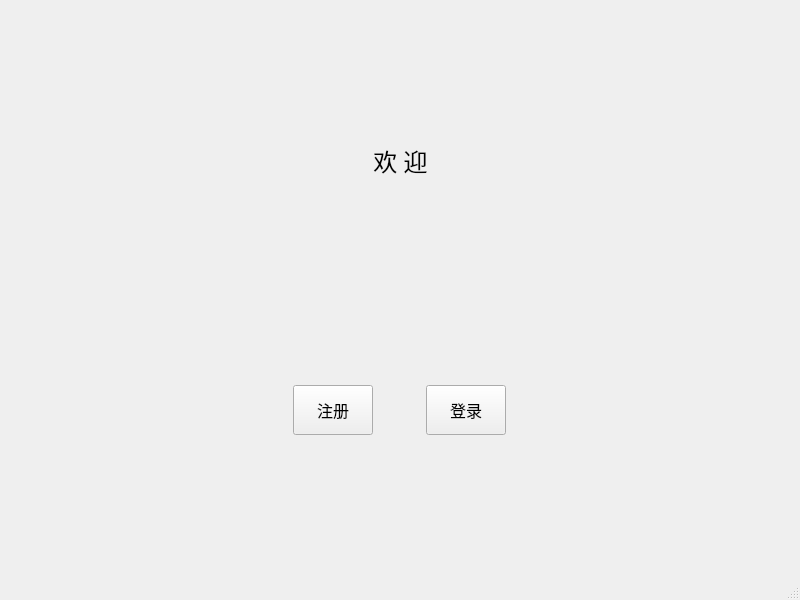
This is mainCode/mainwindow.ui in CarlosDJY/QtBasedGroupWork as Qt 5 draws it before an edit. The edited form follows.
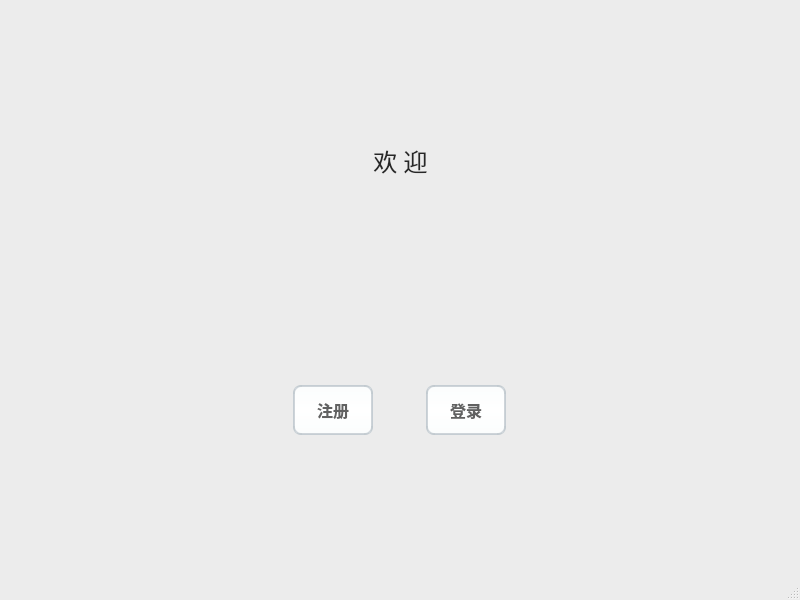
This is the edited form. Icons and pictures are not drawn.

```diff
--- a/mainCode/mainwindow.ui
+++ b/mainCode/mainwindow.ui
@@ -13,6 +13,443 @@
   <property name="windowTitle">
    <string>MainWindow</string>
   </property>
+  <property name="styleSheet">
+   <string notr="true">/*
+ * MacOS Style Sheet for QT Applications
+ * Author: Jaime A. Quiroga P.
+ * Company: GTRONICK
+ * Last updated: 25/12/2020, 23:10.
+ * Available at: https://github.com/GTRONICK/QSS/blob/master/MacOS.qss
+ */
+QMainWindow {
+    background-color:#ececec;
+}
+QPushButton, QToolButton, QCommandLinkButton{
+    padding: 0 5px 0 5px;
+    border-style: solid;
+    border-top-color: qlineargradient(spread:pad, x1:0, y1:0, x2:0, y2:1, stop:0 #c1c9cf, stop:1 #d2d8dd);
+    border-right-color: qlineargradient(spread:pad, x1:1, y1:0, x2:0, y2:0, stop:0 #c1c9cf, stop:1 #d2d8dd);
+    border-bottom-color: qlineargradient(spread:pad, x1:0, y1:1, x2:0, y2:0, stop:0 #c1c9cf, stop:1 #d2d8dd);
+    border-left-color: qlineargradient(spread:pad, x1:0, y1:0, x2:1, y2:0, stop:0 #c1c9cf, stop:1 #d2d8dd);
+    border-width: 2px;
+    border-radius: 8px;
+    color: #616161;
+    font-weight: bold;
+    background-color: qlineargradient(spread:pad, x1:0.5, y1:0, x2:0.5, y2:1, stop:0 #fbfdfd, stop:0.5 #ffffff, stop:1 #fbfdfd);
+}
+QPushButton::default, QToolButton::default, QCommandLinkButton::default{
+    border: 2px solid transparent;
+    color: #FFFFFF;
+    background-color: qlineargradient(spread:pad, x1:0.5, y1:0, x2:0.5, y2:1, stop:0 #84afe5, stop:1 #1168e4);
+}
+QPushButton:hover, QToolButton:hover, QCommandLinkButton:hover{
+    color: #3d3d3d;
+}
+QPushButton:pressed, QToolButton:pressed, QCommandLinkButton:pressed{
+    color: #aeaeae;
+    background-color: qlineargradient(spread:pad, x1:0.5, y1:0, x2:0.5, y2:1, stop:0 #ffffff, stop:0.5 #fbfdfd, stop:1 #ffffff);
+}
+QPushButton:disabled, QToolButton:disabled, QCommandLinkButton:disabled{
+    color: #616161;
+    background-color: qlineargradient(spread:pad, x1:0.5, y1:0, x2:0.5, y2:1, stop:0 #dce7eb, stop:0.5 #e0e8eb, stop:1 #dee7ec);
+}
+QLineEdit, QTextEdit, QPlainTextEdit, QSpinBox, QDoubleSpinBox, QTimeEdit, QDateEdit, QDateTimeEdit {
+    border-width: 2px;
+    border-radius: 8px;
+    border-style: solid;
+    border-top-color: qlineargradient(spread:pad, x1:0.5, y1:1, x2:0.5, y2:0, stop:0 #c1c9cf, stop:1 #d2d8dd);
+    border-right-color: qlineargradient(spread:pad, x1:0, y1:0, x2:1, y2:0, stop:0 #c1c9cf, stop:1 #d2d8dd);
+    border-bottom-color: qlineargradient(spread:pad, x1:0.5, y1:0, x2:0.5, y2:1, stop:0 #c1c9cf, stop:1 #d2d8dd);
+    border-left-color: qlineargradient(spread:pad, x1:1, y1:0, x2:0, y2:0, stop:0 #c1c9cf, stop:1 #d2d8dd);
+    background-color: #f4f4f4;
+    color: #3d3d3d;
+}
+QLineEdit:focus, QTextEdit:focus, QPlainTextEdit:focus, QSpinBox:focus, QDoubleSpinBox:focus, QTimeEdit:focus, QDateEdit:focus, QDateTimeEdit:focus {
+    border-width: 2px;
+    border-radius: 8px;
+    border-style: solid;
+    border-top-color: qlineargradient(spread:pad, x1:0.5, y1:1, x2:0.5, y2:0, stop:0 #85b7e3, stop:1 #9ec1db);
+    border-right-color: qlineargradient(spread:pad, x1:0, y1:0, x2:1, y2:0, stop:0 #85b7e3, stop:1 #9ec1db);
+    border-bottom-color: qlineargradient(spread:pad, x1:0.5, y1:0, x2:0.5, y2:1, stop:0 #85b7e3, stop:1 #9ec1db);
+    border-left-color: qlineargradient(spread:pad, x1:1, y1:0, x2:0, y2:0, stop:0 #85b7e3, stop:1 #9ec1db);
+    background-color: #f4f4f4;
+    color: #3d3d3d;
+}
+QLineEdit:disabled, QTextEdit:disabled, QPlainTextEdit:disabled, QSpinBox:disabled, QDoubleSpinBox:disabled, QTimeEdit:disabled, QDateEdit:disabled, QDateTimeEdit:disabled {
+    color: #b9b9b9;
+}
+QSpinBox::up-button, QDoubleSpinBox::up-button, QTimeEdit::up-button, QDateEdit::up-button, QDateTimeEdit::up-button {
+    subcontrol-origin: padding;
+    subcontrol-position: top right;
+    width: 15px;
+    color: #272727;
+    border-left-width: 1px;
+    border-left-color: darkgray;
+    border-left-style: solid;
+    border-top-right-radius: 3px;
+    padding: 3px;
+}
+QSpinBox::down-button, QDoubleSpinBox::down-button, QTimeEdit::down-button, QDateEdit::down-button, QDateTimeEdit::down-button {
+    subcontrol-origin: padding;
+    subcontrol-position: bottom right;
+    width: 15px;
+    color: #272727;
+    border-left-width: 1px;
+    border-left-color: darkgray;
+    border-left-style: solid;
+    border-bottom-right-radius: 3px;
+    padding: 3px;
+}
+QSpinBox::up-button:pressed, QDoubleSpinBox::up-button:pressed, QTimeEdit::up-button:pressed, QDateEdit::up-button:pressed, QDateTimeEdit::up-button:pressed {
+    color: #aeaeae;
+    background-color: qlineargradient(spread:pad, x1:0.5, y1:0, x2:0.5, y2:1, stop:0 #ffffff, stop:0.5 #fbfdfd, stop:1 #ffffff);
+}
+QSpinBox::down-button:pressed, QDoubleSpinBox::down-button:pressed, QTimeEdit::down-button:pressed, QDateEdit::down-button:pressed, QDateTimeEdit::down-button:pressed {
+    color: #aeaeae;
+    background-color: qlineargradient(spread:pad, x1:0.5, y1:0, x2:0.5, y2:1, stop:0 #ffffff, stop:0.5 #fbfdfd, stop:1 #ffffff);
+}
+QSpinBox::up-button:hover, QDoubleSpinBox::up-button:hover, QTimeEdit::up-button:hover, QDateEdit::up-button:hover, QDateTimeEdit::up-button:hover {
+    color: #FFFFFF;
+    border-top-right-radius: 5px;
+    background-color: qlineargradient(spread:pad, x1:0.5, y1:0, x2:0.5, y2:1, stop:0 #84afe5, stop:1 #1168e4);
+    
+}
+QSpinBox::down-button:hover, QDoubleSpinBox::down-button:hover, QTimeEdit::down-button:hover, QDateEdit::down-button:hover, QDateTimeEdit::down-button:hover {
+    color: #FFFFFF;
+    border-bottom-right-radius: 5px;
+    background-color: qlineargradient(spread:pad, x1:0.5, y1:0, x2:0.5, y2:1, stop:0 #84afe5, stop:1 #1168e4);
+}
+QSpinBox::up-arrow, QDoubleSpinBox::up-arrow, QTimeEdit::up-arrow, QDateEdit::up-arrow, QDateTimeEdit::up-arrow {
+    image: url(/usr/share/icons/Adwaita/16x16/actions/go-up-symbolic.symbolic.png);
+}
+QSpinBox::down-arrow, QDoubleSpinBox::down-arrow, QTimeEdit::down-arrow, QDateEdit::down-arrow, QDateTimeEdit::down-arrow {
+    image: url(/usr/share/icons/Adwaita/16x16/actions/go-down-symbolic.symbolic.png);
+}
+QProgressBar {
+    max-height: 8px;
+    text-align: center;
+    font: italic bold 11px;
+    color: #3d3d3d;
+    border: 1px solid transparent;
+    border-radius:4px;
+    background-color: qlineargradient(spread:pad, x1:0, y1:0, x2:0, y2:1, stop:0 #ddd5d5, stop:0.5 #dad3d3, stop:1 #ddd5d5);
+}
+QProgressBar::chunk {
+    background-color: qlineargradient(spread:pad, x1:0, y1:0, x2:0, y2:1, stop:0 #467dd1, stop:0.5 #3b88fc, stop:1 #467dd1);
+    border-radius: 4px;
+}
+QProgressBar:disabled {
+    color: #616161;
+}
+QProgressBar::chunk:disabled {
+    background-color: #aeaeae;
+}
+QSlider::groove {
+    border: 1px solid #bbbbbb;
+    background-color: #52595d;
+    border-radius: 4px;
+}
+QSlider::groove:horizontal {
+    height: 6px;
+}
+QSlider::groove:vertical {
+    width: 6px;
+}
+QSlider::handle:horizontal {
+    background: #ffffff;
+    border-style: solid;
+    border-width: 1px;
+    border-color: rgb(207,207,207);
+    width: 12px;
+    margin: -5px 0;
+    border-radius: 7px;
+}
+QSlider::handle:vertical {
+    background: #ffffff;
+    border-style: solid;
+    border-width: 1px;
+    border-color: rgb(207,207,207);
+    height: 12px;
+    margin: 0 -5px;
+    border-radius: 7px;
+}
+QSlider::add-page, QSlider::sub-page {
+    border: 1px transparent;
+    background-color: #52595d;
+    border-radius: 4px;
+}
+QSlider::add-page:horizontal {
+    background: qlineargradient(spread:pad, x1:0, y1:0, x2:0, y2:1, stop:0 #ddd5d5, stop:0.5 #dad3d3, stop:1 #ddd5d5);
+}
+QSlider::sub-page:horizontal {
+    background-color: qlineargradient(spread:pad, x1:0, y1:0, x2:1, y2:0, stop:0 #467dd1, stop:0.5 #3b88fc, stop:1 #467dd1);
+}
+QSlider::add-page:vertical {
+    background-color: qlineargradient(spread:pad, x1:0, y1:0, x2:0, y2:1, stop:0 #467dd1, stop:0.5 #3b88fc, stop:1 #467dd1);
+}
+QSlider::sub-page:vertical {
+    background: qlineargradient(spread:pad, x1:0, y1:0, x2:1, y2:0, stop:0 #ddd5d5, stop:0.5 #dad3d3, stop:1 #ddd5d5);
+}
+QSlider::add-page:horizontal:disabled, QSlider::sub-page:horizontal:disabled, QSlider::add-page:vertical:disabled, QSlider::sub-page:vertical:disabled {
+    background: #b9b9b9;
+}
+QComboBox, QFontComboBox {
+    border-width: 2px;
+    border-radius: 8px;
+    border-style: solid;
+    border-top-color: qlineargradient(spread:pad, x1:0.5, y1:1, x2:0.5, y2:0, stop:0 #c1c9cf, stop:1 #d2d8dd);
+    border-right-color: qlineargradient(spread:pad, x1:0, y1:0, x2:1, y2:0, stop:0 #c1c9cf, stop:1 #d2d8dd);
+    border-bottom-color: qlineargradient(spread:pad, x1:0.5, y1:0, x2:0.5, y2:1, stop:0 #c1c9cf, stop:1 #d2d8dd);
+    border-left-color: qlineargradient(spread:pad, x1:1, y1:0, x2:0, y2:0, stop:0 #c1c9cf, stop:1 #d2d8dd);
+    background-color: #f4f4f4;
+    color: #272727;
+    padding-left: 5px;
+}
+QComboBox:editable, QComboBox:!editable, QComboBox::drop-down:editable, QComboBox:!editable:on, QComboBox::drop-down:editable:on {
+    background: #ffffff;
+}
+QComboBox::drop-down {
+    subcontrol-origin: padding;
+    subcontrol-position: top right;
+    width: 15px;
+    color: #272727;
+    border-left-width: 1px;
+    border-left-color: darkgray;
+    border-left-style: solid;
+    border-top-right-radius: 3px;
+    border-bottom-right-radius: 3px;
+}
+QComboBox::down-arrow {
+    image: url(/usr/share/icons/Adwaita/16x16/actions/go-down-symbolic.symbolic.png); /*Adawaita icon thene*/
+}
+
+QComboBox::down-arrow:on {
+    top: 1px;
+    left: 1px;
+}
+QComboBox QAbstractItemView {
+    border: 1px solid darkgray;
+    border-radius: 8px;
+    selection-background-color: #dadada;
+    selection-color: #272727;
+    color: #272727;
+    background: white;
+}
+QLabel, QCheckBox, QRadioButton {
+    color: #272727;
+}
+QCheckBox {
+    padding: 2px;
+}
+QCheckBox:disabled, QRadioButton:disabled {
+    color: #808086;
+    padding: 2px;
+}
+
+QCheckBox:hover {
+    border-radius:4px;
+    border-style:solid;
+    padding-left: 1px;
+    padding-right: 1px;
+    padding-bottom: 1px;
+    padding-top: 1px;
+    border-width:1px;
+    border-color: transparent;
+}
+QCheckBox::indicator:checked {
+    image: url(/usr/share/icons/Adwaita/16x16/actions/object-select-symbolic.symbolic.png);
+    height: 15px;
+    width: 15px;
+    border-style:solid;
+    border-width: 1px;
+    border-color: #48a5fd;
+    color: #ffffff;
+    border-radius: 3px;
+    background-color: qlineargradient(spread:pad, x1:0, y1:0, x2:0, y2:1, stop:0 #48a5fd, stop:0.5 #329cfb, stop:1 #48a5fd);
+}
+QCheckBox::indicator:unchecked {
+    
+    height: 15px;
+    width: 15px;
+    border-style:solid;
+    border-width: 1px;
+    border-color: #48a5fd;
+    border-radius: 3px;
+    background-color: #fbfdfa;
+}
+QLCDNumber {
+    color: #616161;;
+}
+QMenuBar {
+    background-color: #ececec;
+}
+QMenuBar::item {
+    color: #616161;
+    spacing: 3px;
+    padding: 1px 4px;
+    background-color: #ececec;
+}
+
+QMenuBar::item:selected {
+    background-color: #dadada;
+    color: #3d3d3d;
+}
+QMenu {
+    background-color: #ececec;
+}
+QMenu::item:selected {
+    background-color: #dadada;
+    color: #3d3d3d;
+}
+QMenu::item {
+    color: #616161;;
+    background-color: #e0e0e0;
+}
+QTabWidget {
+    color:rgb(0,0,0);
+    background-color:#000000;
+}
+QTabWidget::pane {
+    border-color: #050a0e;
+    background-color: #e0e0e0;
+    border-width: 1px;
+    border-radius: 4px;
+    position: absolute;
+    top: -0.5em;
+    padding-top: 0.5em;
+}
+
+QTabWidget::tab-bar {
+    alignment: center;
+}
+
+QTabBar::tab {
+    border-bottom: 1px solid #c0c0c0;
+    padding: 3px;
+    color: #272727;
+    background-color: #fefefc;
+    margin-left:0px;
+}
+QTabBar::tab:!last {
+    border-right: 1px solid;
+    border-right-color: #c0c0c0;
+    border-bottom-color: #c0c0c0;
+}
+QTabBar::tab:first {
+    border-top-left-radius: 4px;
+    border-bottom-left-radius: 4px;
+}
+QTabBar::tab:last {
+    border-top-right-radius: 4px;
+    border-bottom-right-radius: 4px;
+}
+QTabBar::tab:selected, QTabBar::tab:last:selected, QTabBar::tab:hover {
+    color: #FFFFFF;
+    background-color: qlineargradient(spread:pad, x1:0.5, y1:0, x2:0.5, y2:1, stop:0 #84afe5, stop:1 #1168e4);
+}
+QRadioButton::indicator {
+    height: 14px;
+    width: 14px;
+    border-style:solid;
+    border-radius:7px;
+    border-width: 1px;
+}
+QRadioButton::indicator:checked {
+    border-color: #48a5fd;
+    background-color: qradialgradient(cx:0.5, cy:0.5, radius:0.4,fx:0.5, fy:0.5, stop:0 #ffffff, stop:0.5 #ffffff, stop:0.6 #48a5fd, stop:1 #48a5fd);
+}
+QRadioButton::indicator:!checked {
+    border-color: #a9b7c6;
+    background-color: #fbfdfa;
+}
+QStatusBar {
+    color:#027f7f;
+}
+
+QDial {
+    background: #16a085;
+}
+
+QToolBox {
+    color: #a9b7c6;
+    background-color: #222b2e;
+}
+QToolBox::tab {
+    color: #a9b7c6;
+    background-color:#222b2e;
+}
+QToolBox::tab:selected {
+    color: #FFFFFF;
+    background-color:#222b2e;
+}
+QScrollArea {
+    color: #FFFFFF;
+    background-color:#222b2e;
+}
+
+QScrollBar:horizontal {
+	max-height: 10px;
+	border: 1px transparent grey;
+	margin: 0px 20px 0px 20px;
+	background: transparent;
+}
+QScrollBar:vertical {
+	max-width: 10px;
+	border: 1px transparent grey;
+	margin: 20px 0px 20px 0px;
+	background: transparent;
+}
+QScrollBar::handle:vertical, QScrollBar::handle:horizontal {
+	background: #52595d;
+	border-style: transparent;
+	border-radius: 4px;
+	min-height: 25px;
+}
+QScrollBar::handle:horizontal:hover, QScrollBar::handle:vertical:hover {
+	background: qlineargradient(spread:pad, x1:0, y1:0, x2:1, y2:0, stop:0 #467dd1, stop:0.5 #3b88fc, stop:1 #467dd1);
+}
+QScrollBar::add-line, QScrollBar::sub-line {
+    border: 2px transparent grey;
+    border-radius: 4px;
+    subcontrol-origin: margin;
+    background: #b9b9b9;
+}
+QScrollBar::add-line:horizontal {
+    width: 20px;
+    subcontrol-position: right;
+}
+QScrollBar::add-line:vertical {
+    height: 20px;
+    subcontrol-position: bottom;
+}
+QScrollBar::sub-line:horizontal {
+    width: 20px;
+    subcontrol-position: left;
+}
+QScrollBar::sub-line:vertical {
+    height: 20px;
+    subcontrol-position: top;
+}
+QScrollBar::add-line:vertical:pressed, QScrollBar::add-line:horizontal:pressed, QScrollBar::sub-line:horizontal:pressed, QScrollBar::sub-line:vertical:pressed {
+    background: qlineargradient(spread:pad, x1:0, y1:0, x2:1, y2:0, stop:0 #467dd1, stop:0.5 #3b88fc, stop:1 #467dd1);
+}
+QScrollBar::add-page:horizontal, QScrollBar::sub-page:horizontal, QScrollBar::add-page:vertical, QScrollBar::sub-page:vertical {
+    background: none;
+}
+QScrollBar::up-arrow:vertical {
+    image: url(/usr/share/icons/Adwaita/16x16/actions/go-up-symbolic.symbolic.png);
+}
+QScrollBar::down-arrow:vertical {
+    image: url(/usr/share/icons/Adwaita/16x16/actions/go-down-symbolic.symbolic.png);
+}
+QScrollBar::left-arrow:horizontal {
+    image: url(/usr/share/icons/Adwaita/16x16/actions/go-previous-symbolic.symbolic.png);
+}
+QScrollBar::right-arrow:horizontal {
+    image: url(/usr/share/icons/Adwaita/16x16/actions/go-next-symbolic.symbolic.png);
+}
+</string>
+  </property>
   <widget class="QWidget" name="centralwidget">
    <layout class="QVBoxLayout" name="verticalLayout">
     <item>
@@ -144,6 +581,7 @@
              <font>
               <family>等线</family>
               <pointsize>12</pointsize>
+              <bold>true</bold>
              </font>
             </property>
             <property name="mouseTracking">
@@ -193,6 +631,7 @@
              <font>
               <family>等线</family>
               <pointsize>12</pointsize>
+              <bold>true</bold>
              </font>
             </property>
             <property name="mouseTracking">
```
Left out of the diff: 6 changed lines with no effect on the pictures.
